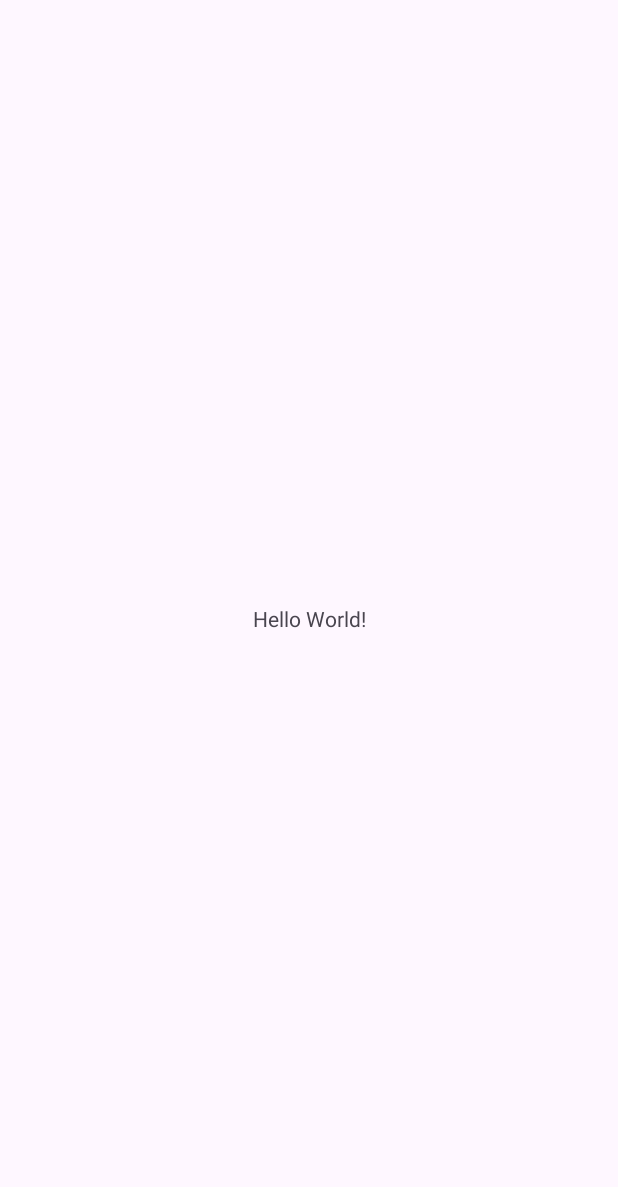
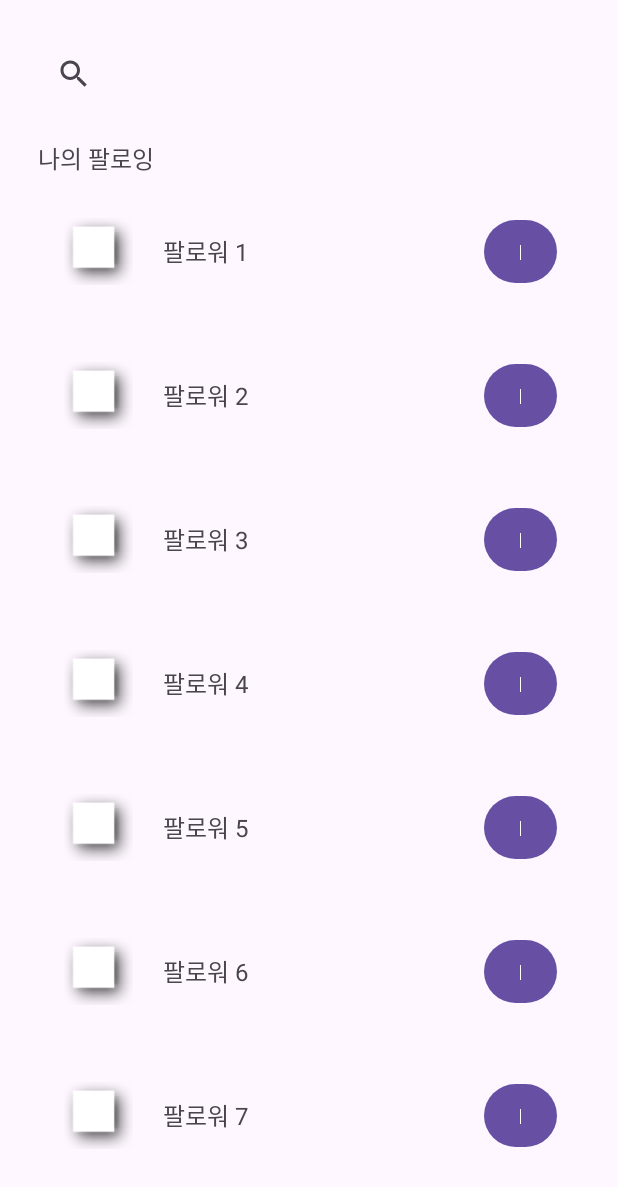
Before and after one commit to 2093ab/pill_note, an Android app: the screen it shows after launch (MainActivity), on a phone screen of 412 x 824 dp. Before the commit the part shown is almost empty. Shown: the top 1187 px of the screen. Run offline under Robolectric (Android 15) with nearby library versions, the phone set to English and light mode, and no system bars.

Commit message:
design: follow fragment

```diff
--- a/app/build.gradle.kts
+++ b/app/build.gradle.kts
@@ -1,3 +1,5 @@
+import org.jetbrains.kotlin.storage.CacheResetOnProcessCanceled.enabled
+
 plugins {
     id("com.android.application")
     id("org.jetbrains.kotlin.android")
@@ -34,6 +36,9 @@ android {
     kotlinOptions {
         jvmTarget = "1.8"
     }
+    buildFeatures {
+        viewBinding = true
+    }
 }
 
 dependencies {
--- /dev/null
+++ b/app/src/main/java/com/example/pill_note/FollowAdapter.kt
@@ -0,0 +1,24 @@
+package com.example.pill_note
+
+import android.view.LayoutInflater
+import android.view.ViewGroup
+import androidx.recyclerview.widget.RecyclerView
+import com.example.pill_note.databinding.FollowerRecyclerviewBinding
+
+class FollowViewHolder(val binding: FollowerRecyclerviewBinding): RecyclerView.ViewHolder(binding.root)
+
+class FollowAdapter(val datas: MutableList<String>): RecyclerView.Adapter<RecyclerView.ViewHolder>() {
+
+    override fun getItemCount(): Int = datas.size
+
+    override fun onCreateViewHolder(parent: ViewGroup, viewType: Int):
+            RecyclerView.ViewHolder
+            = FollowViewHolder(FollowerRecyclerviewBinding.inflate(LayoutInflater.from(parent.context), parent, false))
+
+    override fun onBindViewHolder(holder: RecyclerView.ViewHolder, position: Int) {
+        val binding = (holder as FollowViewHolder).binding
+        binding.followerImage.setImageResource(android.R.drawable.picture_frame)
+        binding.followerName.text = datas[position]
+    }
+
+}
--- /dev/null
+++ b/app/src/main/java/com/example/pill_note/FollowFragment.kt
@@ -0,0 +1,73 @@
+package com.example.pill_note
+
+import android.content.Context
+import android.os.Bundle
+import androidx.fragment.app.Fragment
+import android.view.LayoutInflater
+import android.view.View
+import android.view.ViewGroup
+import androidx.recyclerview.widget.LinearLayoutManager
+import com.example.pill_note.databinding.FragmentFollowBinding
+
+// TODO: Rename parameter arguments, choose names that match
+// the fragment initialization parameters, e.g. ARG_ITEM_NUMBER
+private const val ARG_PARAM1 = "param1"
+private const val ARG_PARAM2 = "param2"
+
+/**
+ * A simple [Fragment] subclass.
+ * Use the [FollowFragment.newInstance] factory method to
+ * create an instance of this fragment.
+ */
+class FollowFragment : Fragment() {
+    // TODO: Rename and change types of parameters
+    private var param1: String? = null
+    private var param2: String? = null
+
+    override fun onCreate(savedInstanceState: Bundle?) {
+        super.onCreate(savedInstanceState)
+        arguments?.let {
+            param1 = it.getString(ARG_PARAM1)
+            param2 = it.getString(ARG_PARAM2)
+        }
+    }
+
+    override fun onCreateView(
+        inflater: LayoutInflater, container: ViewGroup?,
+        savedInstanceState: Bundle?
+    ): View? {
+        val binding= FragmentFollowBinding.inflate(inflater, container, false)
+        val followers = mutableListOf<String>()
+        for(i in 1..10){
+            followers.add("팔로워 $i")
+        }
+
+        val layoutManager = LinearLayoutManager(activity)
+        binding.followerRecyclerView.layoutManager = layoutManager
+
+        val adapter = FollowAdapter(followers)
+        binding.followerRecyclerView.adapter = adapter
+
+        return binding.root
+    }
+
+    companion object {
+        /**
+         * Use this factory method to create a new instance of
+         * this fragment using the provided parameters.
+         *
+         * @param param1 Parameter 1.
+         * @param param2 Parameter 2.
+         * @return A new instance of fragment FollowFragment.
+         */
+        // TODO: Rename and change types and number of parameters
+        @JvmStatic
+        fun newInstance(param1: String, param2: String) =
+            FollowFragment().apply {
+                arguments = Bundle().apply {
+                    putString(ARG_PARAM1, param1)
+                    putString(ARG_PARAM2, param2)
+                }
+            }
+    }
+}
--- a/app/src/main/java/com/example/pill_note/MainActivity.kt
+++ b/app/src/main/java/com/example/pill_note/MainActivity.kt
@@ -2,10 +2,28 @@ package com.example.pill_note
 
 import androidx.appcompat.app.AppCompatActivity
 import android.os.Bundle
+import androidx.fragment.app.Fragment
+import androidx.fragment.app.FragmentActivity
+import androidx.viewpager2.adapter.FragmentStateAdapter
+import com.example.pill_note.databinding.ActivityMainBinding
+import com.google.android.material.tabs.TabLayoutMediator
 
 class MainActivity : AppCompatActivity() {
+
+    class MyFragmentPagerAdapter(activity: FragmentActivity): FragmentStateAdapter(activity){
+        val fragment = FollowFragment()
+
+        override fun getItemCount(): Int = 1
+
+        override fun createFragment(position: Int): Fragment = fragment
+    }
     override fun onCreate(savedInstanceState: Bundle?) {
         super.onCreate(savedInstanceState)
-        setContentView(R.layout.activity_main)
+        val binding = ActivityMainBinding.inflate(layoutInflater)
+        setContentView(binding.root)
+
+        val adapter = MyFragmentPagerAdapter(this)
+        binding.viewpager.adapter = adapter
     }
+
 }
--- a/app/src/main/res/layout/activity_main.xml
+++ b/app/src/main/res/layout/activity_main.xml
@@ -6,13 +6,10 @@
     android:layout_height="match_parent"
     tools:context=".MainActivity">
 
-    <TextView
-        android:layout_width="wrap_content"
-        android:layout_height="wrap_content"
-        android:text="Hello World!"
-        app:layout_constraintBottom_toBottomOf="parent"
-        app:layout_constraintEnd_toEndOf="parent"
-        app:layout_constraintStart_toStartOf="parent"
-        app:layout_constraintTop_toTopOf="parent" />
+    <androidx.viewpager2.widget.ViewPager2
+        android:id="@+id/viewpager"
+        android:layout_width="match_parent"
+        android:layout_height="match_parent"
+        app:layout_behavior="@string/appbar_scrolling_view_behavior"/>
 
 </androidx.constraintlayout.widget.ConstraintLayout>
--- /dev/null
+++ b/app/src/main/res/layout/follower_recyclerview.xml
@@ -0,0 +1,33 @@
+<?xml version="1.0" encoding="utf-8"?>
+<LinearLayout xmlns:android="http://schemas.android.com/apk/res/android"
+    android:id="@+id/item_root"
+    android:orientation="horizontal"
+    android:layout_width="match_parent"
+    android:layout_height="wrap_content"
+    android:gravity="center_vertical"
+    android:padding="15dp"
+    android:layout_marginBottom="15dp">
+
+    <ImageView
+        android:id="@+id/follower_image"
+        android:layout_width="0dp"
+        android:layout_weight="1"
+        android:layout_height="50dp"/>
+
+    <TextView
+        android:id="@+id/follower_name"
+        android:layout_width="0dp"
+        android:layout_weight="4"
+        android:layout_height="wrap_content"
+        android:textSize="16dp"
+        android:layout_marginLeft="20dp"
+        android:layout_marginRight="20dp"/>
+
+    <Button
+        android:id="@+id/follower_info_button"
+        android:layout_width="0dp"
+        android:layout_weight="1"
+        android:layout_height="50dp"
+        android:text="I" />
+
+</LinearLayout>
--- /dev/null
+++ b/app/src/main/res/layout/fragment_follow.xml
@@ -0,0 +1,27 @@
+<?xml version="1.0" encoding="utf-8"?>
+<LinearLayout xmlns:android="http://schemas.android.com/apk/res/android"
+    android:id="@+id/followerView"
+    android:layout_width="match_parent"
+    android:layout_height="match_parent"
+    android:orientation="vertical"
+    android:padding="25dp">
+
+    <SearchView
+        android:layout_width="match_parent"
+        android:layout_height="wrap_content"
+        android:layout_marginBottom="20dp"/>
+
+    <TextView
+        android:layout_width="wrap_content"
+        android:layout_height="wrap_content"
+        android:text="@string/follower_list"
+        android:textSize="16dp"
+        android:layout_marginBottom="10dp"/>
+
+    <androidx.recyclerview.widget.RecyclerView
+        android:id="@+id/follower_recyclerView"
+        android:layout_width="match_parent"
+        android:layout_height="0dp"
+        android:layout_weight="1"/>
+
+</LinearLayout>
--- a/app/src/main/res/values/strings.xml
+++ b/app/src/main/res/values/strings.xml
@@ -1,3 +1,6 @@
 <resources>
     <string name="app_name">pill_note</string>
+    <!-- TODO: Remove or change this placeholder text -->
+    <string name="hello_blank_fragment">Hello blank fragment</string>
+    <string name="follower_list">나의 팔로잉</string>
 </resources>
```
